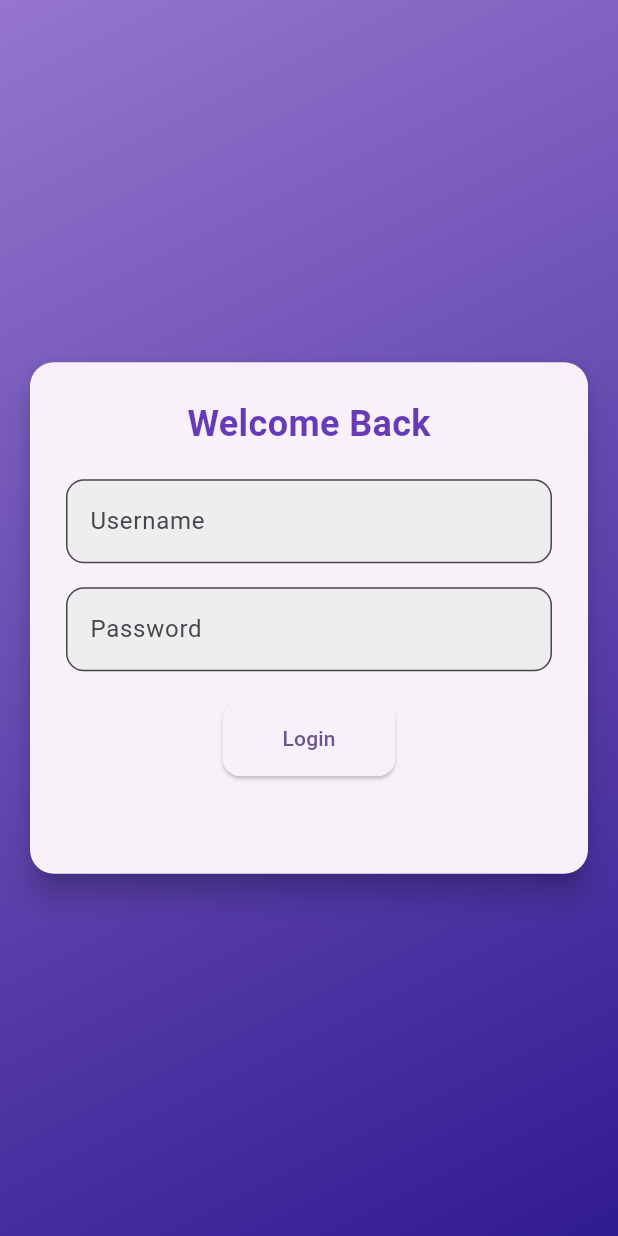
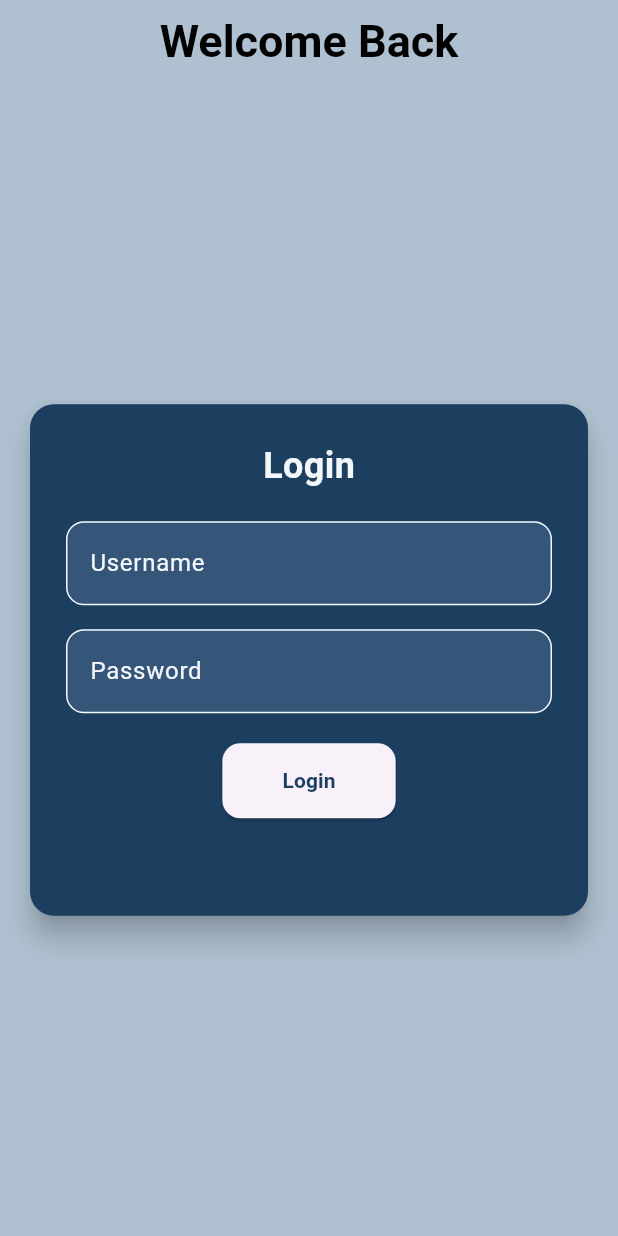
Before and after one commit to willemharmse/CodeWizardsHMSProject, a Flutter app: the screen it shows after launch, on a phone screen of 412 x 824 dp. Run offline on Flutter 3.47's test engine with Material 3 defaults, Android fonts, the phone set to English and light mode, and no system bars; our stand-ins replace file_picker; missing offline and left inert: dart_jsonwebtoken, universal_html.

Commit message:
Design changes

```diff
--- a/frontend_mobile/lib/main.dart
+++ b/frontend_mobile/lib/main.dart
@@ -103,19 +103,24 @@ class _LoginPageState extends State<LoginPage> {
   @override
   Widget build(BuildContext context) {
     return Scaffold(
+      appBar: AppBar(
+        title: const Text('Welcome Back',
+        style: TextStyle(color: Color.fromARGB(255, 0, 0, 0), fontWeight: FontWeight.w700, fontSize: 30),
+        ),
+        backgroundColor: Color.fromARGB(255, 175, 193, 208),
+        elevation: 0,
+        centerTitle: true,
+      ),
       body: Container(
         decoration: BoxDecoration(
-          gradient: LinearGradient(
-            colors: [Colors.deepPurple.shade300, Colors.deepPurple.shade900],
-            begin: Alignment.topLeft,
-            end: Alignment.bottomRight,
-          ),
+          color: Color.fromARGB(255, 175, 193, 208),
         ),
         child: Center(
           child: SingleChildScrollView(
             padding: const EdgeInsets.all(16.0),
             child: Card(
               elevation: 8,
+              color: Color.fromARGB(255, 28, 63, 96),
               shape: RoundedRectangleBorder(
                 borderRadius: BorderRadius.circular(16.0),
               ),
@@ -125,37 +130,53 @@ class _LoginPageState extends State<LoginPage> {
                   mainAxisSize: MainAxisSize.min,
                   children: [
                     const Text(
-                      'Welcome Back',
+                      'Login',
                       style: TextStyle(
                         fontSize: 24,
                         fontWeight: FontWeight.bold,
-                        color: Colors.deepPurple,
+                        color: Color.fromARGB(255, 243, 246, 250),
                       ),
                     ),
                     const SizedBox(height: 20),
                     TextField(
                       controller: _usernameController,
+                      style: TextStyle(color: Color.fromARGB(255, 243, 246, 250)),
+                      cursorColor: Color.fromARGB(255, 243, 246, 250),
                       decoration: InputDecoration(
-                        labelText: 'Username',
-                        border: OutlineInputBorder(
+                        hintStyle: TextStyle(color: Color.fromARGB(255, 243, 246, 250)),
+                        hintText: 'Username',
+                        enabledBorder: OutlineInputBorder(
                           borderRadius: BorderRadius.circular(12.0),
-                          borderSide: const BorderSide(),
+                          borderSide: const BorderSide(color: Color.fromARGB(255, 243, 246, 250)),
                         ),
+                        focusedBorder: OutlineInputBorder(
+                          borderRadius: BorderRadius.circular(8.0),
+                          borderSide: const BorderSide(color: Color.fromARGB(255, 175, 193, 208)),
+                        ),
+                        border: const OutlineInputBorder(),
                         filled: true,
-                        fillColor: Colors.grey.shade200,
+                        fillColor: Color.fromARGB(255, 54, 86, 121),
                       ),
                     ),
                     const SizedBox(height: 16),
                     TextField(
                       controller: _passwordController,
+                      style: TextStyle(color: Color.fromARGB(255, 243, 246, 250)),
+                      cursorColor: Color.fromARGB(255, 243, 246, 250),
                       decoration: InputDecoration(
-                        labelText: 'Password',
-                        border: OutlineInputBorder(
+                        hintStyle: TextStyle(color: Color.fromARGB(255, 243, 246, 250)),
+                        hintText: 'Password',
+                        enabledBorder: OutlineInputBorder(
                           borderRadius: BorderRadius.circular(12.0),
-                          borderSide: const BorderSide(),
+                          borderSide: const BorderSide(color: Color.fromARGB(255, 243, 246, 250)),
                         ),
+                        focusedBorder: OutlineInputBorder(
+                          borderRadius: BorderRadius.circular(8.0),
+                          borderSide: const BorderSide(color: Color.fromARGB(255, 175, 193, 208)),
+                        ),
+                        border: const OutlineInputBorder(),
                         filled: true,
-                        fillColor: Colors.grey.shade200,
+                        fillColor: Color.fromARGB(255, 54, 86, 121),
                       ),
                       obscureText: true,
                     ),
@@ -173,7 +194,7 @@ class _LoginPageState extends State<LoginPage> {
                                 borderRadius: BorderRadius.circular(12.0),
                               ),
                             ),
-                            child: const Text('Login'),
+                            child: const Text('Login', style: TextStyle(color: Color.fromARGB(255, 28, 63, 96), fontWeight: FontWeight.w700,),),
                           ),
                     const SizedBox(height: 20),
                     Text(
```
Also changed, not shown: frontend_mobile/lib/assignment.dart (+23 -11 lines), frontend_mobile/lib/dashboard.dart (+8 -11 lines), frontend_mobile/lib/submission.dart (+13 -16 lines).
